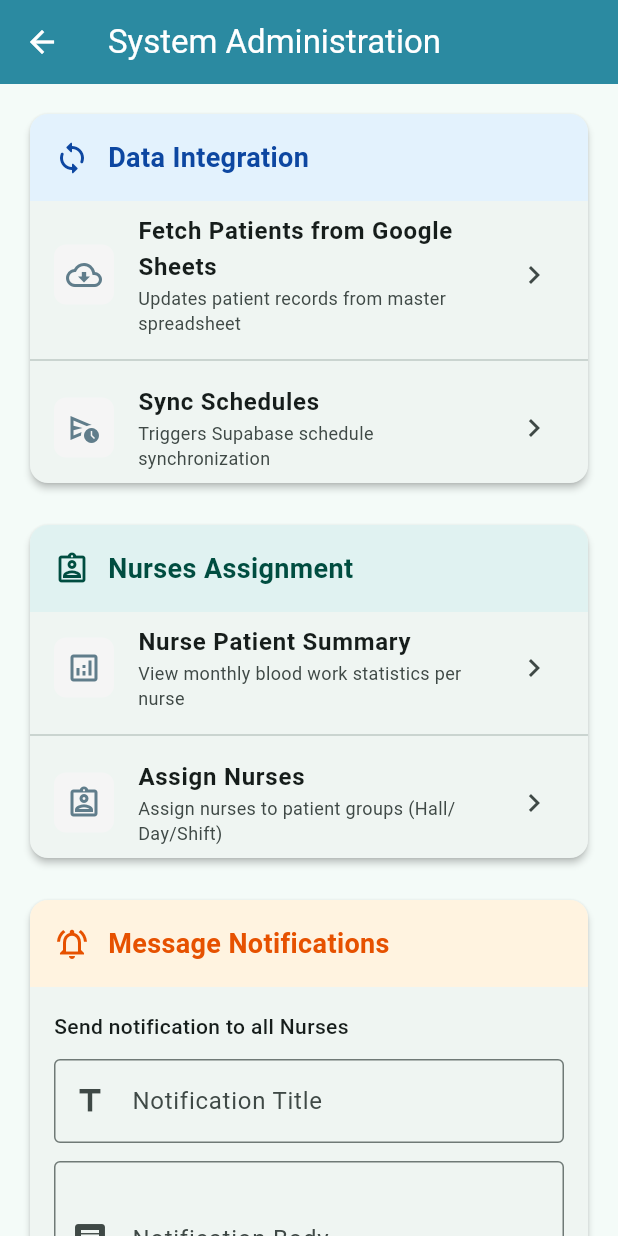
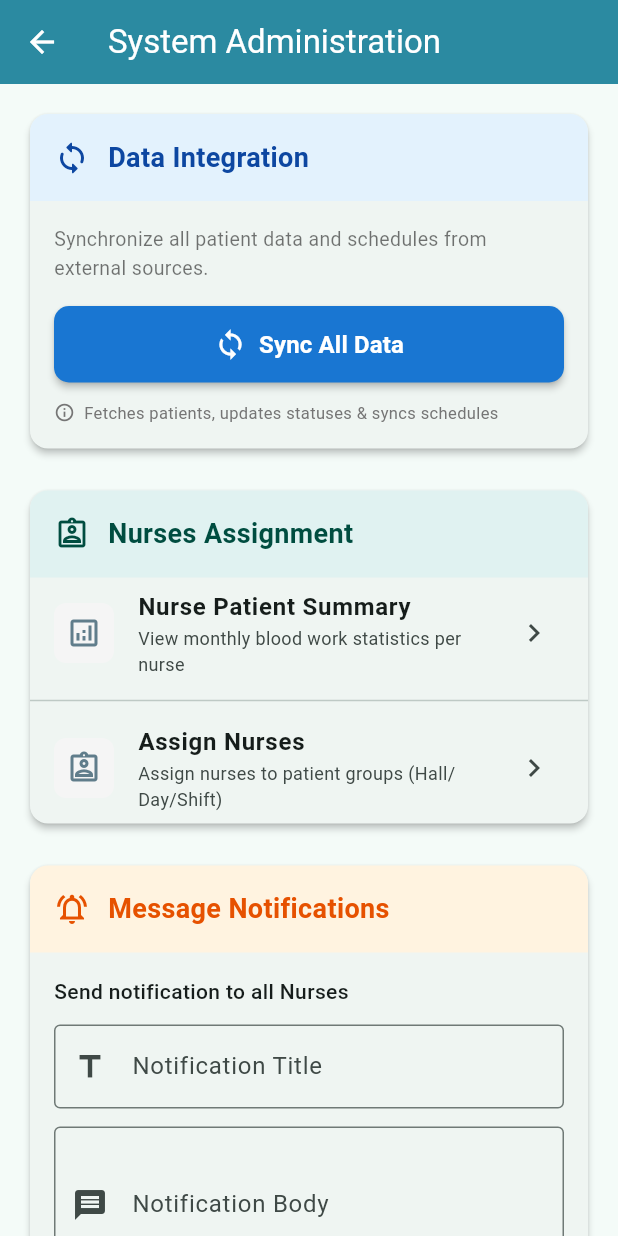
Before and after one commit to eduanibal1981/invbausherrecording, a Flutter app: the AdministrationScreen screen opened directly, on a phone screen of 412 x 824 dp. Run offline on Flutter 3.47's test engine with Material 3 defaults, Android fonts, the phone set to English and light mode, and no system bars; our stand-ins replace firebase_core, firebase_messaging, flutter_local_notifications, supabase_flutter; accounts and stored records are empty; network calls fail.

Commit message:
merge sync

```diff
--- a/lib/administration_screen.dart
+++ b/lib/administration_screen.dart
@@ -14,8 +14,8 @@ class AdministrationScreen extends StatefulWidget {
 }
 
 class _AdministrationScreenState extends State<AdministrationScreen> {
-  bool _isSyncingPatients = false;
-  bool _isSyncingSchedules = false;
+  bool _isSyncing = false;
+  String _currentSyncStep = '';
   bool _isSendingNotification = false;
 
   final TextEditingController _notificationTitleController =
@@ -27,10 +27,23 @@ class _AdministrationScreenState extends State<AdministrationScreen> {
   final String _googleSheetsUrl =
       'https://script.google.com/macros/s/AKfycbxnqQxdSxcAJbzLt07jWPrhKNAEwELl8qoMC07c7xfCMHqLbruxj7NHlaiVN09bACbWLg/exec?type=patients';
 
-  Future<void> _syncPatients() async {
-    setState(() => _isSyncingPatients = true);
+  /// Unified sync method - runs all data integration steps
+  Future<void> _runFullSync() async {
+    setState(() {
+      _isSyncing = true;
+      _currentSyncStep = 'Starting...';
+    });
+
+    int newPatientsCount = 0;
+    int schedulesInserted = 0;
+
     try {
-      // 1. Fetch from Google Sheets
+      final client = Supabase.instance.client;
+
+      // Step 1: Fetch from Google Sheets
+      setState(
+        () => _currentSyncStep = '📥 Fetching patients from Google Sheets...',
+      );
       final response = await http.get(Uri.parse(_googleSheetsUrl));
       if (response.statusCode != 200) {
         throw Exception(
@@ -38,15 +51,15 @@ class _AdministrationScreenState extends State<AdministrationScreen> {
         );
       }
       final List<dynamic> uniqueList = json.decode(response.body);
-      final client = Supabase.instance.client;
 
-      // 2. Load all existing patients pcid
+      // Step 2: Load existing patients
+      setState(() => _currentSyncStep = '📋 Checking existing records...');
       final List<dynamic> existingPatients = await client
           .from('patients')
           .select('pcid');
       final existingIds = existingPatients.map((p) => p['pcid']).toSet();
 
-      // 3. Build sheet IDs + insertion list
+      // Build sheet IDs + insertion list
       final sheetIds = <int>[];
       final List<Map<String, dynamic>> toInsert = [];
 
@@ -54,92 +67,124 @@ class _AdministrationScreenState extends State<AdministrationScreen> {
         final cidRaw = item['0'] ?? item['cid'];
         final name = item['1'] ?? item['name'];
         final cid = int.tryParse(cidRaw.toString());
-
         if (cid == null) continue;
-
         sheetIds.add(cid);
-
         if (!existingIds.contains(cid)) {
           toInsert.add({'pcid': cid, 'name': name, 'status': 'Active'});
         }
       }
 
-      // 4. Insert new patients
+      newPatientsCount = toInsert.length;
+
+      // Step 3: Insert new patients
       if (toInsert.isNotEmpty) {
+        setState(
+          () =>
+              _currentSyncStep = '➕ Adding ${toInsert.length} new patients...',
+        );
         await client.from('patients').insert(toInsert);
       }
 
-      // 5. Set sheet patients = Active
+      // Step 4: Update patient statuses
+      setState(() => _currentSyncStep = '🔄 Updating patient statuses...');
       if (sheetIds.isNotEmpty) {
         await client
             .from('patients')
             .update({'status': 'Active'})
             .inFilter('pcid', sheetIds);
-      }
-
-      // 6. Set non-sheet = Other
-      if (sheetIds.isNotEmpty) {
         await client
             .from('patients')
             .update({'status': 'Other'})
             .not('pcid', 'in', '(${sheetIds.join(",")})');
       }
 
-      // 7. Update Patient Schedule
+      // Step 5: Update Patient Schedule RPC
+      setState(() => _currentSyncStep = '📅 Updating patient schedules...');
       await client.rpc('update_patient_schedule');
-      // 8. Update Patient staffid
+
+      // Step 6: Update Staff assignments
+      setState(() => _currentSyncStep = '👥 Syncing staff assignments...');
       await client.rpc('sync_all_patients_staffid');
+
+      // Step 7: Sync schedules via Edge Function
+      setState(() => _currentSyncStep = '⏰ Syncing schedule data...');
+      final session = client.auth.currentSession;
+      if (session != null) {
+        final res = await client.functions.invoke(
+          'sync_schedule',
+          headers: {'Authorization': 'Bearer ${session.accessToken}'},
+        );
+        schedulesInserted = res.data?['inserted'] ?? 0;
+      }
+
+      // Complete!
+      setState(() => _currentSyncStep = '✅ Sync Complete!');
+
       if (mounted) {
-        ScaffoldMessenger.of(context).showSnackBar(
-          const SnackBar(
-            content: Text('Sync Complete: Patients updated successfully'),
-          ),
+        await Future.delayed(const Duration(milliseconds: 500));
+        _showSyncResultDialog(
+          success: true,
+          newPatients: newPatientsCount,
+          totalPatients: sheetIds.length,
+          schedulesInserted: schedulesInserted,
         );
       }
     } catch (e) {
       if (mounted) {
-        ScaffoldMessenger.of(context).showSnackBar(
-          SnackBar(
-            content: Text('Error syncing patients: $e'),
-            backgroundColor: Colors.red,
-          ),
-        );
+        setState(() => _currentSyncStep = '❌ Error occurred');
+        _showSyncResultDialog(success: false, error: e.toString());
       }
     } finally {
-      if (mounted) setState(() => _isSyncingPatients = false);
+      if (mounted) {
+        setState(() {
+          _isSyncing = false;
+          _currentSyncStep = '';
+        });
+      }
     }
   }
 
-  Future<void> _syncSchedule() async {
-    setState(() => _isSyncingSchedules = true);
-
-    try {
-      final client = Supabase.instance.client;
-      final session = client.auth.currentSession;
-
-      if (session == null) {
-        throw Exception('User is not logged in');
-      }
-
-      final res = await client.functions.invoke(
-        'sync_schedule',
-        headers: {
-          'Authorization':
-              'Bearer ${Supabase.instance.client.auth.currentSession!.accessToken}',
-        },
-      );
-
-      final data = res.data;
-
-      if (!mounted) return;
-
+  void _showSyncResultDialog({
+    required bool success,
+    int newPatients = 0,
+    int totalPatients = 0,
+    int schedulesInserted = 0,
+    String? error,
+  }) {
     showDialog(
       context: context,
       builder: (context) => AlertDialog(
-          title: const Text('Sync Complete'),
-          content: Text(
-            'Schedules synced successfully.\n'
-            'Total records inserted: ${data['inserted'] ?? 0}',
+        icon: Icon(
+          success ? Icons.check_circle : Icons.error,
+          color: success ? Colors.green : Colors.red,
+          size: 48,
+        ),
+        title: Text(success ? 'Sync Complete!' : 'Sync Failed'),
+        content: success
+            ? Column(
+                mainAxisSize: MainAxisSize.min,
+                crossAxisAlignment: CrossAxisAlignment.start,
+                children: [
+                  _buildResultRow(
+                    Icons.people,
+                    'Total patients processed',
+                    '$totalPatients',
+                  ),
+                  _buildResultRow(
+                    Icons.person_add,
+                    'New patients added',
+                    '$newPatients',
+                  ),
+                  _buildResultRow(
+                    Icons.schedule,
+                    'Schedules synced',
+                    '$schedulesInserted',
+                  ),
+                ],
+              )
+            : Text(
+                'An error occurred during sync:\n\n$error',
+                style: const TextStyle(color: Colors.red),
               ),
         actions: [
           TextButton(
@@ -149,18 +194,20 @@ class _AdministrationScreenState extends State<AdministrationScreen> {
         ],
       ),
     );
-    } catch (e) {
-      if (!mounted) return;
+  }
 
-      ScaffoldMessenger.of(context).showSnackBar(
-        SnackBar(
-          content: Text('Error syncing schedules: $e'),
-          backgroundColor: Colors.red,
+  Widget _buildResultRow(IconData icon, String label, String value) {
+    return Padding(
+      padding: const EdgeInsets.symmetric(vertical: 4),
+      child: Row(
+        children: [
+          Icon(icon, size: 20, color: Colors.blue.shade700),
+          const SizedBox(width: 8),
+          Text('$label: '),
+          Text(value, style: const TextStyle(fontWeight: FontWeight.bold)),
+        ],
       ),
     );
-    } finally {
-      if (mounted) setState(() => _isSyncingSchedules = false);
-    }
   }
 
   Future<void> _sendNotificationToNurses() async {
@@ -263,20 +310,98 @@ class _AdministrationScreenState extends State<AdministrationScreen> {
             color: Colors.blue.shade50,
             iconColor: Colors.blue.shade900,
             children: [
-              _buildActionTile(
-                title: 'Fetch Patients from Google Sheets',
-                subtitle: 'Updates patient records from master spreadsheet',
-                isLoading: _isSyncingPatients,
-                onTap: _syncPatients,
-                icon: Icons.cloud_download_outlined,
+              Padding(
+                padding: const EdgeInsets.all(16),
+                child: Column(
+                  crossAxisAlignment: CrossAxisAlignment.stretch,
+                  children: [
+                    // Description
+                    const Text(
+                      'Synchronize all patient data and schedules from external sources.',
+                      style: TextStyle(fontSize: 13, color: Colors.black54),
                     ),
-              const Divider(),
-              _buildActionTile(
-                title: 'Sync Schedules',
-                subtitle: 'Triggers Supabase schedule synchronization',
-                isLoading: _isSyncingSchedules,
-                onTap: _syncSchedule,
-                icon: Icons.schedule_send_outlined,
+                    const SizedBox(height: 16),
+
+                    // Progress indicator (visible during sync)
+                    if (_isSyncing) ...[
+                      Container(
+                        padding: const EdgeInsets.all(12),
+                        decoration: BoxDecoration(
+                          color: Colors.blue.shade50,
+                          borderRadius: BorderRadius.circular(8),
+                          border: Border.all(color: Colors.blue.shade200),
+                        ),
+                        child: Row(
+                          children: [
+                            const SizedBox(
+                              width: 20,
+                              height: 20,
+                              child: CircularProgressIndicator(strokeWidth: 2),
+                            ),
+                            const SizedBox(width: 12),
+                            Expanded(
+                              child: Text(
+                                _currentSyncStep,
+                                style: TextStyle(
+                                  fontSize: 13,
+                                  fontWeight: FontWeight.w500,
+                                  color: Colors.blue.shade800,
+                                ),
+                              ),
+                            ),
+                          ],
+                        ),
+                      ),
+                      const SizedBox(height: 16),
+                    ],
+
+                    // Sync button
+                    ElevatedButton.icon(
+                      onPressed: _isSyncing ? null : _runFullSync,
+                      icon: _isSyncing
+                          ? const SizedBox.shrink()
+                          : const Icon(Icons.sync, size: 22),
+                      label: Text(
+                        _isSyncing ? 'Syncing...' : 'Sync All Data',
+                        style: const TextStyle(
+                          fontSize: 16,
+                          fontWeight: FontWeight.w600,
+                        ),
+                      ),
+                      style: ElevatedButton.styleFrom(
+                        backgroundColor: Colors.blue.shade700,
+                        foregroundColor: Colors.white,
+                        padding: const EdgeInsets.symmetric(vertical: 14),
+                        shape: RoundedRectangleBorder(
+                          borderRadius: BorderRadius.circular(10),
+                        ),
+                        elevation: 2,
+                      ),
+                    ),
+
+                    // Info text
+                    const SizedBox(height: 12),
+                    Row(
+                      children: [
+                        Icon(
+                          Icons.info_outline,
+                          size: 14,
+                          color: Colors.grey.shade600,
+                        ),
+                        const SizedBox(width: 6),
+                        Expanded(
+                          child: Text(
+                            'Fetches patients, updates statuses & syncs schedules',
+                            style: TextStyle(
+                              fontSize: 11,
+                              color: Colors.grey.shade600,
+                            ),
+                          ),
+                        ),
+                      ],
+                    ),
+                  ],
+                ),
               ),
             ],
           ),
--- a/lib/patient_list_screen.dart
+++ b/lib/patient_list_screen.dart
@@ -270,7 +270,9 @@ class _PatientListScreenState extends State<PatientListScreen> {
                   ),
                 ),
                 const PopupMenuDivider(),
-                if (_currentStaff!['medicalstaffid'] == 59726) ...[
+                if (_currentStaff!['medicalstaffid'] == 59726 ||
+                    _currentStaff!['medicalstaffid'] == 66931 ||
+                    _currentStaff!['medicalstaffid'] == 57492) ...[
                   const PopupMenuItem<String>(
                     value: 'admin',
                     child: Row(
```
Lines whose indentation alone changed are shown as unchanged.
